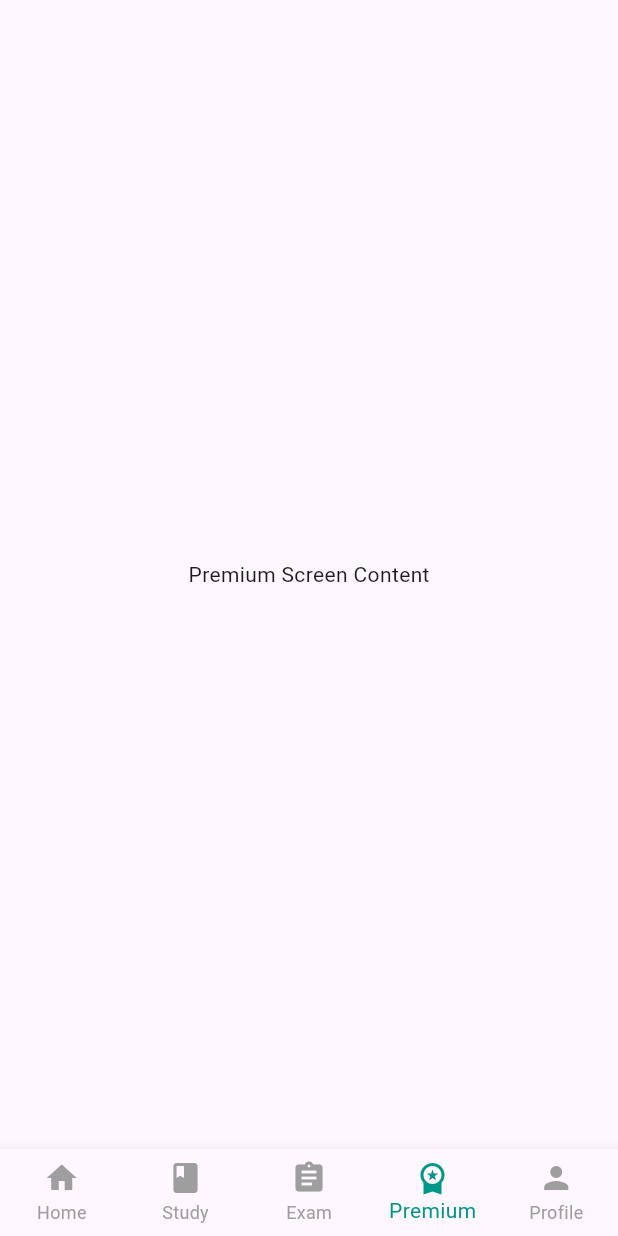
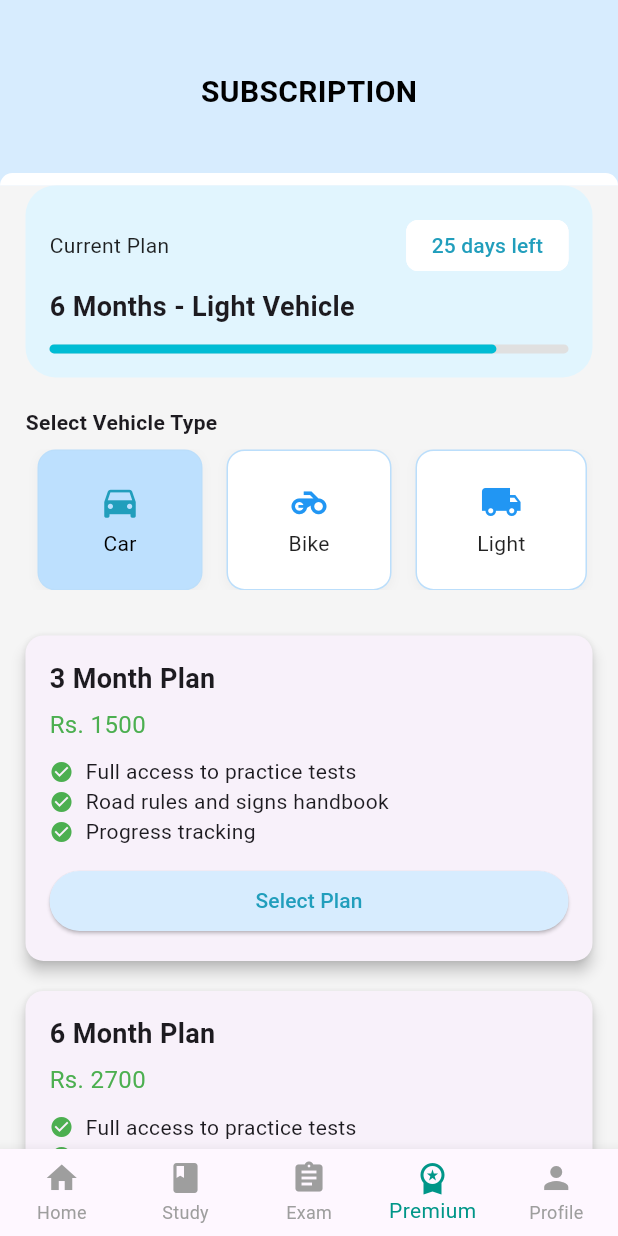
Before and after one commit to Risitha-Nadimal/driving_license_exam, a Flutter app: the Home screen opened directly, item 4 of the bottom bar chosen, on a phone screen of 412 x 824 dp. Run offline on Flutter 3.47's test engine with Material 3 defaults, Android fonts, the light colour scheme and no system bars.

Commit message:
premium add

```diff
--- a/lib/exammain.dart
+++ b/lib/exammain.dart
@@ -160,8 +160,9 @@ class MockExamScreen extends StatelessWidget {
                         Navigator.push(
                           context,
                           MaterialPageRoute(
-                            builder: (context) =>
-                                const LanguageSelectionScreen(),
+                            builder: (context) => const LanguageSelectionScreen(
+                              buttonColor: Color(0xff4378DB),
+                            ),
                           ),
                         );
                       },
--- a/lib/home.dart
+++ b/lib/home.dart
@@ -1,4 +1,5 @@
 import 'package:driving_license_exam/exammain.dart';
+import 'package:driving_license_exam/premium.dart';
 import 'package:driving_license_exam/previous_result_study.dart';
 import 'package:driving_license_exam/profile.dart';
 import 'package:driving_license_exam/studymaterial.dart';
@@ -30,7 +31,7 @@ class _HomeState extends State<Home> {
     const HomeContent(), // This will be your original home content
     const StudyMaterialsScreen(),
     const MockExamScreen(),
-    const PremiumScreen(),
+    const SubscriptionScreen(),
     const ProfileScreen(),
   ];
 
--- a/lib/languageselction.dart
+++ b/lib/languageselction.dart
@@ -3,7 +3,11 @@ import 'package:driving_license_exam/mockexam.dart';
 import 'package:flutter/material.dart';
 
 class LanguageSelectionScreen extends StatefulWidget {
-  const LanguageSelectionScreen({super.key});
+  final Color buttonColor;
+  const LanguageSelectionScreen({
+    super.key,
+    required this.buttonColor,
+  });
 
   @override
   State<LanguageSelectionScreen> createState() =>
@@ -99,7 +103,7 @@ class _LanguageSelectionScreenState extends State<LanguageSelectionScreen> {
                         print("Starting exam in $selectedLanguage");
                       },
                       style: ElevatedButton.styleFrom(
-                        backgroundColor: const Color(0xFF4378DB),
+                        backgroundColor: widget.buttonColor,
                         padding:
                             EdgeInsets.symmetric(vertical: size.height * 0.021),
                         minimumSize: const Size(double.infinity, 50),
--- a/lib/main.dart
+++ b/lib/main.dart
@@ -1,4 +1,4 @@
-import 'package:driving_license_exam/study_course.dart';
+import 'package:driving_license_exam/home.dart';
 import 'package:flutter/material.dart';
 
 void main() {
@@ -19,9 +19,7 @@ class MyApp extends StatelessWidget {
         colorScheme: ColorScheme.fromSeed(seedColor: Colors.deepPurple),
         useMaterial3: true,
       ),
-      home: StudyCourseScreen(
-        size: size,
-      ),
+      home: const Home(),
     );
   }
 }
--- /dev/null
+++ b/lib/premium.dart
@@ -0,0 +1,261 @@
+import 'package:driving_license_exam/component/appbar.dart';
+import 'package:flutter/material.dart';
+
+class SubscriptionScreen extends StatefulWidget {
+  const SubscriptionScreen({super.key});
+
+  @override
+  _SubscriptionScreenState createState() => _SubscriptionScreenState();
+}
+
+class _SubscriptionScreenState extends State<SubscriptionScreen> {
+  int selectedVehicleIndex = 0;
+  int selectedPlanIndex = -1;
+
+  final List<Map<String, dynamic>> vehicleTypes = [
+    {"name": "Car", "icon": Icons.directions_car},
+    {"name": "Bike", "icon": Icons.motorcycle},
+    {"name": "Light", "icon": Icons.local_shipping},
+    {"name": "Heavy", "icon": Icons.fire_truck},
+    {"name": "Special", "icon": Icons.miscellaneous_services},
+  ];
+
+  final List<Map<String, dynamic>> plans = [
+    {
+      "duration": "3 Month Plan",
+      "price": "Rs. 1500",
+      "features": [
+        "Full access to practice tests",
+        "Road rules and signs handbook",
+        "Progress tracking"
+      ],
+      "button": "Select Plan"
+    },
+    {
+      "duration": "6 Month Plan",
+      "price": "Rs. 2700",
+      "features": [
+        "Full access to practice tests",
+        "Road rules and signs handbook",
+        "Progress tracking",
+        "Renewal alerts"
+      ],
+      "button": "Renew Plan"
+    },
+    {
+      "duration": "1 Year Plan",
+      "price": "Rs. 4800",
+      "features": [
+        "Full access to premium tests",
+        "Road rules and signs handbook",
+        "Personalized analytics",
+        "Progress tracker"
+      ],
+      "button": "Select Plan"
+    }
+  ];
+
+  @override
+  Widget build(BuildContext context) {
+    final selectedVehicle = vehicleTypes[selectedVehicleIndex]["name"];
+    const int totalDays = 180; // For 6-month plan
+    const int remainingDays = 25;
+    const double progress = (totalDays - remainingDays) / totalDays;
+    final size = MediaQuery.of(context).size;
+
+    return Scaffold(
+      backgroundColor: Colors.grey[100],
+      body: SingleChildScrollView(
+        // padding: const EdgeInsets.all(12),
+        child: Column(
+          crossAxisAlignment: CrossAxisAlignment.start,
+          children: [
+            appbar(
+                size: size,
+                bgcolor: const Color(0xffD7ECFE),
+                textColor: Colors.black,
+                heading: "SUBSCRIPTION"),
+            Container(
+              width: double.infinity,
+              margin: const EdgeInsets.symmetric(horizontal: 17),
+              padding: const EdgeInsets.all(16),
+              decoration: BoxDecoration(
+                color: Colors.lightBlue.shade50,
+                borderRadius: BorderRadius.circular(20),
+              ),
+              child: Column(
+                crossAxisAlignment: CrossAxisAlignment.start,
+                children: [
+                  Row(
+                    mainAxisAlignment: MainAxisAlignment.spaceBetween,
+                    children: [
+                      const Text("Current Plan",
+                          style:
+                              TextStyle(fontSize: 14, color: Colors.black87)),
+                      Chip(
+                        label: const Text("25 days left",
+                            style: TextStyle(color: Color(0xff219EBC))),
+                        backgroundColor: Colors.white,
+                        shape: RoundedRectangleBorder(
+                          borderRadius: BorderRadius.circular(8),
+                          side: const BorderSide(
+                              color: Color.fromARGB(255, 255, 255, 255),
+                              width: 1),
+                        ),
+                        padding: const EdgeInsets.symmetric(
+                            horizontal: 8, vertical: 0),
+                      )
+                    ],
+                  ),
+                  const SizedBox(height: 4),
+                  const Text(
+                    "6 Months - Light Vehicle",
+                    style: TextStyle(fontSize: 18, fontWeight: FontWeight.bold),
+                  ),
+                  const SizedBox(height: 12),
+                  LinearProgressIndicator(
+                    value: progress,
+                    minHeight: 6,
+                    backgroundColor: Colors.grey.shade300,
+                    color: Colors.cyan,
+                    borderRadius: BorderRadius.circular(12),
+                  )
+                ],
+              ),
+            ),
+            const SizedBox(height: 20),
+
+            // Vehicle Type Selector
+            const Padding(
+              padding: EdgeInsets.symmetric(horizontal: 17),
+              child: Text("Select Vehicle Type",
+                  style: TextStyle(fontWeight: FontWeight.bold)),
+            ),
+            const SizedBox(height: 8),
+            Padding(
+              padding: const EdgeInsets.symmetric(horizontal: 17),
+              child: SingleChildScrollView(
+                scrollDirection: Axis.horizontal,
+                child: Row(
+                  children: List.generate(vehicleTypes.length, (index) {
+                    final isSelected = selectedVehicleIndex == index;
+                    return GestureDetector(
+                      onTap: () {
+                        setState(() {
+                          selectedVehicleIndex = index;
+                        });
+                      },
+                      child: Container(
+                        margin: const EdgeInsets.symmetric(horizontal: 8),
+                        padding: const EdgeInsets.symmetric(
+                            vertical: 20, horizontal: 40),
+                        decoration: BoxDecoration(
+                          color: isSelected
+                              ? const Color(0xffBDE0FE)
+                              : Colors.white,
+                          borderRadius: BorderRadius.circular(12),
+                          border: Border.all(color: Colors.blue.shade100),
+                          boxShadow: [
+                            BoxShadow(
+                              color: Colors.grey.withOpacity(0.1),
+                              blurRadius: 5,
+                              offset: const Offset(0, 2),
+                            )
+                          ],
+                        ),
+                        child: Column(
+                          children: [
+                            Icon(vehicleTypes[index]["icon"],
+                                size: 28,
+                                color: isSelected
+                                    ? const Color(0xff219EBC)
+                                    : Colors.blue),
+                            const SizedBox(height: 4),
+                            Text(
+                              vehicleTypes[index]["name"],
+                              style: TextStyle(
+                                color:
+                                    isSelected ? Colors.black : Colors.black87,
+                              ),
+                            ),
+                          ],
+                        ),
+                      ),
+                    );
+                  }),
+                ),
+              ),
+            ),
+            const SizedBox(height: 20),
+
+            // Subscription Plans
+            ...List.generate(plans.length, (index) {
+              final plan = plans[index];
+              final isSelected = selectedPlanIndex == index;
+
+              return Padding(
+                padding: const EdgeInsets.symmetric(horizontal: 17),
+                child: Card(
+                  shape: RoundedRectangleBorder(
+                    side: BorderSide(
+                      color: isSelected ? Colors.blue : Colors.transparent,
+                      width: 2,
+                    ),
+                    borderRadius: BorderRadius.circular(12),
+                  ),
+                  elevation: 4,
+                  margin: const EdgeInsets.symmetric(vertical: 10),
+                  child: Padding(
+                    padding: const EdgeInsets.all(16),
+                    child: Column(
+                      crossAxisAlignment: CrossAxisAlignment.start,
+                      children: [
+                        Text(plan["duration"],
+                            style: const TextStyle(
+                                fontSize: 18, fontWeight: FontWeight.bold)),
+                        const SizedBox(height: 6),
+                        Text(plan["price"],
+                            style: const TextStyle(
+                                fontSize: 16, color: Colors.green)),
+                        const SizedBox(height: 10),
+                        ...plan["features"].map<Widget>((feature) => Row(
+                              children: [
+                                const Icon(Icons.check_circle,
+                                    size: 16, color: Colors.green),
+                                const SizedBox(width: 8),
+                                Expanded(child: Text(feature)),
+                              ],
+                            )),
+                        const SizedBox(height: 12),
+                        SizedBox(
+                            width: double.infinity,
+                            child: ElevatedButton(
+                              style: ElevatedButton.styleFrom(
+                                backgroundColor: isSelected
+                                    ? const Color(0xff219EBC)
+                                    : const Color(0xffD7ECFE),
+                              ),
+                              onPressed: () {
+                                setState(() {
+                                  selectedPlanIndex = index;
+                                });
+                              },
+                              child: Text(plan["button"],
+                                  style: TextStyle(
+                                    color: isSelected
+                                        ? Colors.white
+                                        : const Color(0xff219EBC),
+                                  )),
+                            ))
+                      ],
+                    ),
+                  ),
+                ),
+              );
+            }),
+          ],
+        ),
+      ),
+    );
+  }
+}
--- a/lib/study_course.dart
+++ b/lib/study_course.dart
@@ -1,7 +1,11 @@
+import 'package:driving_license_exam/component/appbar.dart';
+import 'package:driving_license_exam/component/backbutton.dart';
+import 'package:driving_license_exam/languageselction.dart';
 import 'package:flutter/material.dart';
 
 class StudyCourseScreen extends StatelessWidget {
   final Size size;
+  final String categoryTitle; // Add this parameter
   final List<Map<String, String>> lessons = [
     {
       "image": "assets/images/dead_end.png",
@@ -35,7 +39,12 @@ class StudyCourseScreen extends StatelessWidget {
     },
   ];
 
-  StudyCourseScreen({super.key, required this.size});
+  // Update constructor to include categoryTitle
+  StudyCourseScreen({
+    super.key,
+    required this.size,
+    required this.categoryTitle,
+  });
 
   @override
   Widget build(BuildContext context) {
@@ -43,13 +52,11 @@ class StudyCourseScreen extends StatelessWidget {
       backgroundColor: Colors.white,
       body: Column(
         children: [
-          // Custom AppBar
-          AppBar(
-            size: size,
-            bgcolor: const Color(0xff28A164),
-            textColor: Colors.white,
-            heading: 'STUDY COURSE',
-          ),
+          appbar(
+              size: size,
+              bgcolor: const Color(0xff28A164),
+              textColor: const Color.fromARGB(255, 255, 255, 255),
+              heading: categoryTitle), // Use categoryTitle here
 
           // Lesson List
           Expanded(
@@ -59,6 +66,7 @@ class StudyCourseScreen extends StatelessWidget {
               itemBuilder: (context, index) {
                 final lesson = lessons[index];
                 return Card(
+                  color: Colors.white,
                   elevation: 3,
                   margin: const EdgeInsets.symmetric(vertical: 8),
                   shape: RoundedRectangleBorder(
@@ -77,51 +85,23 @@ class StudyCourseScreen extends StatelessWidget {
                           fontSize: 14, fontWeight: FontWeight.w500),
                     ),
                     onTap: () {
-                      // Handle tap action here
+                      Navigator.push(
+                        context,
+                        MaterialPageRoute(
+                          builder: (context) => const LanguageSelectionScreen(
+                            buttonColor: Color(0xff28A164),
+                          ),
+                        ),
+                      );
                     },
                   ),
                 );
               },
             ),
           ),
+          backbutton(size: size)
         ],
       ),
     );
   }
 }
-
-// Custom AppBar Widget
-class AppBar extends StatelessWidget {
-  final Size size;
-  final Color bgcolor;
-  final Color textColor;
-  final String heading;
-
-  const AppBar({
-    super.key,
-    required this.size,
-    required this.bgcolor,
-    required this.textColor,
-    required this.heading,
-  });
-
-  @override
-  Widget build(BuildContext context) {
-    return Container(
-      width: size.width,
-      height: 60,
-      color: bgcolor,
-      padding: const EdgeInsets.symmetric(horizontal: 16),
-      child: Row(
-        mainAxisAlignment: MainAxisAlignment.center,
-        children: [
-          Text(
-            heading,
-            style: TextStyle(
-                color: textColor, fontSize: 18, fontWeight: FontWeight.bold),
-          ),
-        ],
-      ),
-    );
-  }
-}
--- a/lib/studymaterial.dart
+++ b/lib/studymaterial.dart
@@ -1,4 +1,5 @@
 import 'package:driving_license_exam/component/appbar.dart';
+import 'package:driving_license_exam/study_course.dart';
 import 'package:flutter/material.dart';
 
 class StudyMaterialsScreen extends StatelessWidget {
@@ -155,7 +156,15 @@ class StudyMaterialsScreen extends StatelessWidget {
                   final category = categories[index];
                   return GestureDetector(
                     onTap: () {
-                      // Navigate to lesson list
+                      Navigator.push(
+                          context,
+                          MaterialPageRoute(
+                            builder: (context) => StudyCourseScreen(
+                              size: size,
+                              categoryTitle: category['title'] as String,
+                              // Pass any other required parameters here
+                            ),
+                          ));
                     },
                     child: Container(
                       decoration: BoxDecoration(
```
